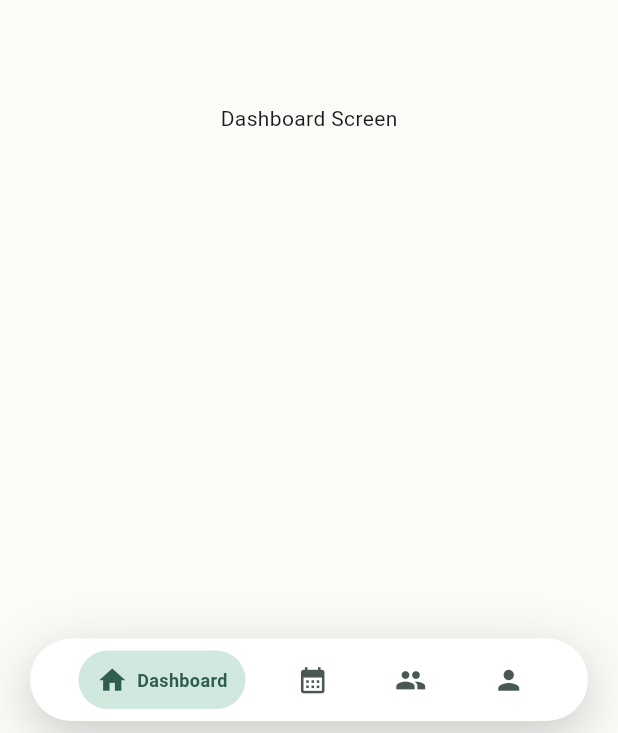
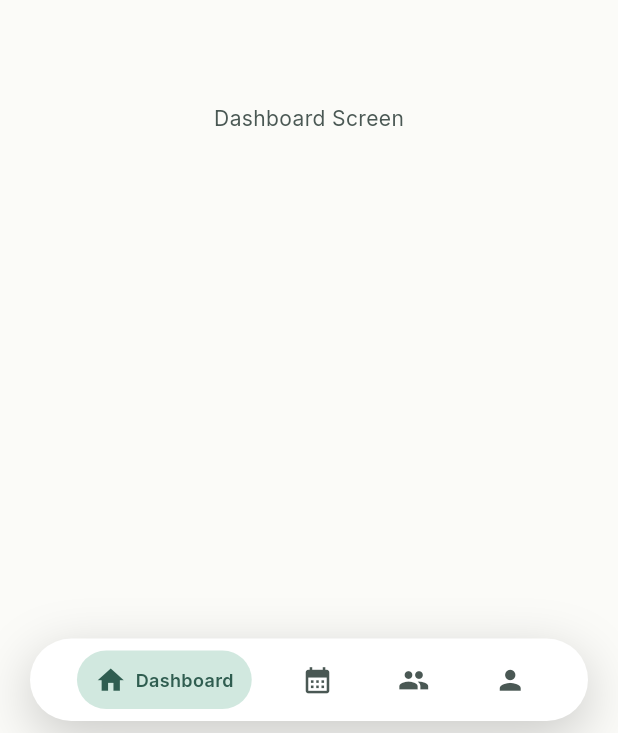
Before and after one commit to 00sid/physioghar_demo, a Flutter app: the screen it shows after launch, on a phone screen of 412 x 824 dp. Shown: the part 500-1233 px from the top of the screen. Run offline on Flutter 3.47's test engine with Material 3 defaults, Android fonts, the phone set to English and light mode, and no system bars; our stand-ins replace flutter_riverpod, flutter_screenutil, freezed_annotation, google_fonts.

Commit message:
feat: App theme implemented

```diff
--- /dev/null
+++ b/lib/features/shared/utils/app_theme.dart
@@ -0,0 +1,151 @@
+import 'package:flutter/material.dart';
+import 'package:flutter_screenutil/flutter_screenutil.dart';
+import 'package:google_fonts/google_fonts.dart';
+
+import 'app_colors.dart';
+
+class AppTheme {
+  static ThemeData lightTheme = ThemeData(
+    useMaterial3: true,
+    scaffoldBackgroundColor: AppColors.mainBg,
+
+    // --------------------------------
+    // Global color scheme
+    // --------------------------------
+    colorScheme: ColorScheme.light(
+      primary: AppColors.primary,
+      secondary: AppColors.secondary,
+      surface: Colors.white,
+      error: AppColors.error,
+    ),
+
+    // --------------------------------
+    // Global text theme
+    // --------------------------------
+    // Use case:
+    //     Text(
+    //   'Patients',
+    //   style: Theme.of(context).textTheme.headlineLarge,
+    // )
+    textTheme: TextTheme(
+      displayLarge: GoogleFonts.fraunces(
+        color: AppColors.primaryText,
+        fontWeight: FontWeight.w700,
+      ),
+
+      displayMedium: GoogleFonts.fraunces(
+        color: AppColors.primaryText,
+        fontWeight: FontWeight.w700,
+      ),
+
+      headlineLarge: GoogleFonts.fraunces(
+        color: AppColors.primaryText,
+        fontWeight: FontWeight.w700,
+      ),
+
+      headlineMedium: GoogleFonts.fraunces(
+        color: AppColors.primaryText,
+        fontWeight: FontWeight.w700,
+      ),
+
+      titleLarge: GoogleFonts.fraunces(
+        color: AppColors.primaryText,
+        fontWeight: FontWeight.w700,
+      ),
+
+      titleMedium: GoogleFonts.inter(
+        color: AppColors.primaryText,
+        fontWeight: FontWeight.w600,
+      ),
+
+      bodyLarge: GoogleFonts.inter(
+        color: AppColors.primaryText,
+        fontSize: 16.spMin,
+      ),
+
+      bodyMedium: GoogleFonts.inter(
+        color: AppColors.secondaryText,
+        fontSize: 14.spMin,
+      ),
+
+      bodySmall: GoogleFonts.inter(
+        color: AppColors.mutedText,
+        fontSize: 12.spMin,
+      ),
+
+      labelLarge: GoogleFonts.inter(
+        color: Colors.white,
+        fontWeight: FontWeight.w600,
+      ),
+
+      labelMedium: GoogleFonts.inter(
+        color: AppColors.secondaryText,
+        fontWeight: FontWeight.w600,
+      ),
+    ),
+
+    // --------------------------------
+    // AppBar
+    // --------------------------------
+    appBarTheme: AppBarTheme(
+      backgroundColor: AppColors.mainBg,
+      foregroundColor: AppColors.primaryText,
+      elevation: 0,
+      centerTitle: false,
+      titleTextStyle: GoogleFonts.fraunces(
+        fontSize: 24.spMin,
+        fontWeight: FontWeight.w700,
+        color: AppColors.primaryText,
+      ),
+    ),
+
+    // --------------------------------
+    // Elevated Button
+    // --------------------------------
+    elevatedButtonTheme: ElevatedButtonThemeData(
+      style: ElevatedButton.styleFrom(
+        backgroundColor: AppColors.primaryCTA,
+        foregroundColor: Colors.white,
+        elevation: 0,
+        minimumSize: const Size(44, 44),
+        shape: const StadiumBorder(),
+        textStyle: GoogleFonts.inter(fontWeight: FontWeight.w600),
+      ),
+    ),
+
+    // --------------------------------
+    // Input fields
+    // --------------------------------
+    inputDecorationTheme: InputDecorationTheme(
+      filled: true,
+      fillColor: AppColors.neutralBg,
+
+      hintStyle: GoogleFonts.inter(
+        color: AppColors.mutedText,
+        fontSize: 14.spMin,
+      ),
+
+      labelStyle: GoogleFonts.inter(color: AppColors.secondaryText),
+
+      border: OutlineInputBorder(
+        borderRadius: BorderRadius.circular(14.spMin),
+        borderSide: BorderSide.none,
+      ),
+
+      enabledBorder: OutlineInputBorder(
+        borderRadius: BorderRadius.circular(14.spMin),
+        borderSide: BorderSide.none,
+      ),
+
+      focusedBorder: OutlineInputBorder(
+        borderRadius: BorderRadius.circular(14.spMin),
+        borderSide: const BorderSide(color: AppColors.secondary, width: 1.2),
+      ),
+    ),
+
+    // --------------------------------
+    // Icon theme
+    // --------------------------------
+    iconTheme: const IconThemeData(color: AppColors.secondaryText),
+  );
+}
--- a/lib/others/app.dart
+++ b/lib/others/app.dart
@@ -4,6 +4,7 @@ import 'package:flutter/material.dart';
 import 'package:flutter_riverpod/flutter_riverpod.dart';
 import 'package:flutter_screenutil/flutter_screenutil.dart';
 import 'package:physio_ghar_demo/features/home/views/screen/home_screen.dart';
+import 'package:physio_ghar_demo/features/shared/utils/app_theme.dart';
 
 class PhysioGharApp extends ConsumerStatefulWidget {
   const PhysioGharApp({super.key});
@@ -23,6 +24,7 @@ class _PhysioGharAppState extends ConsumerState<PhysioGharApp> {
         return MaterialApp(
           title: "PhysioGhar App",
           debugShowCheckedModeBanner: false,
+          theme: AppTheme.lightTheme,
           home: HomeScreen(),
         );
       },
```
